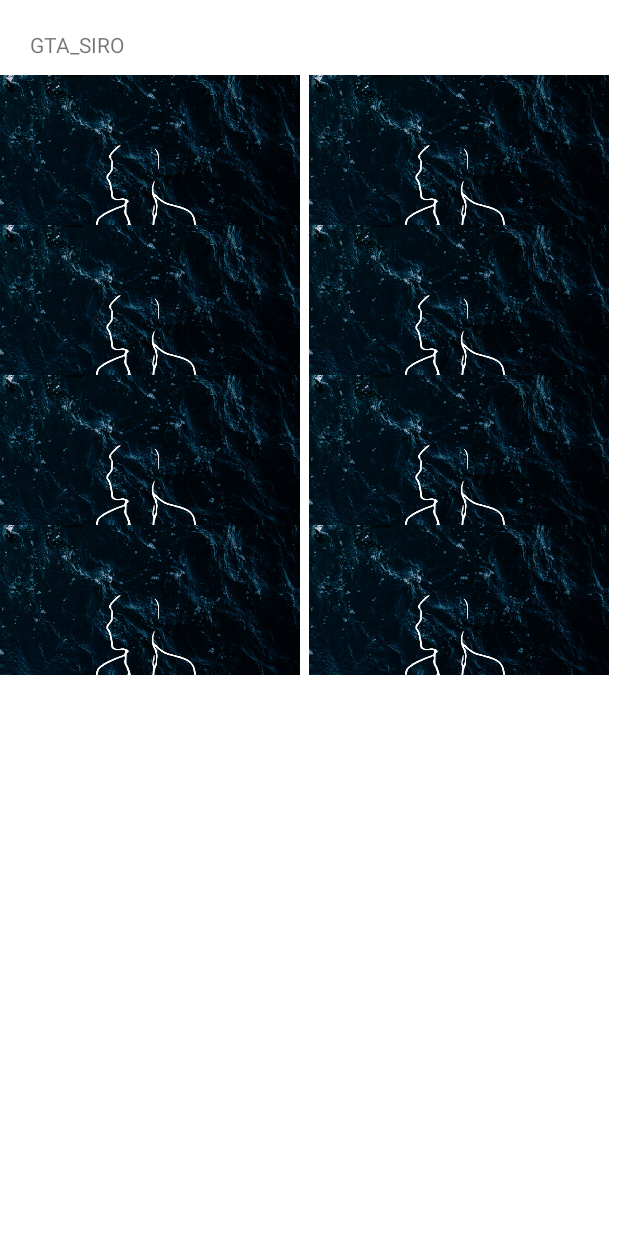
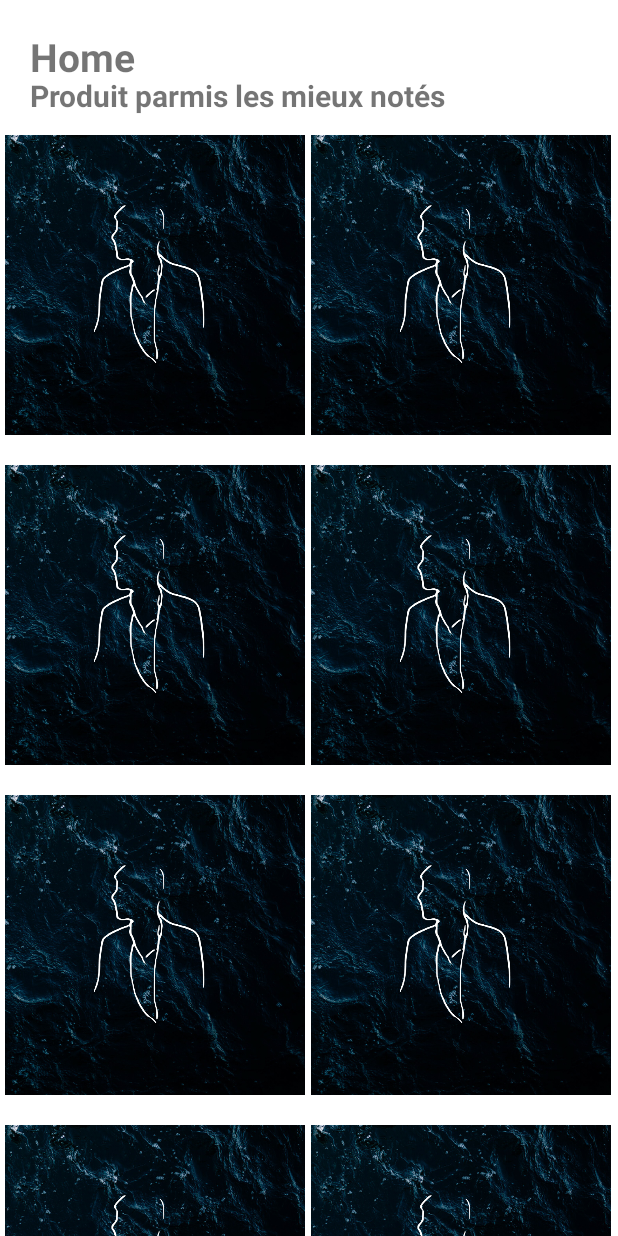
Before and after one commit to CGuilhem/Sirio, an Android app: the screen it shows after launch (MainActivity), on a phone screen of 412 x 824 dp. Run offline under Robolectric (Android 15) with nearby library versions, the phone set to English and light mode, and no system bars.

Commit message:
affichage de 8 produits sous forme de liste

```diff
--- a/mobile/app/src/main/res/layout/activity_main.xml
+++ b/mobile/app/src/main/res/layout/activity_main.xml
@@ -14,11 +14,23 @@
         android:layout_marginLeft="@dimen/default_margin"
         app:layout_constraintStart_toStartOf="parent"
         app:layout_constraintTop_toTopOf="parent"
-        android:text="@string/app_name"/>
+        android:text="@string/menu_home"
+        android:textSize="26dp"
+        android:textStyle="bold" />
+    <TextView
+        android:id="@+id/page_title"
+        android:layout_width="wrap_content"
+        android:layout_height="wrap_content"
+        android:layout_marginTop="@dimen/default_subTitle"
+        app:layout_constraintStart_toStartOf="@id/app_title"
+        app:layout_constraintTop_toTopOf="@id/app_title"
+        android:text="@string/produit_parmis_les_mieux_not_s"
+        android:textSize="20dp"
+        android:textStyle="bold" />
 
     <FrameLayout
         android:id="@+id/fragment_container"
         android:layout_width="match_parent"
         android:layout_height="match_parent"
-        android:layout_marginTop="50dp"/>
+        android:layout_marginTop="90dp"/>
 </androidx.constraintlayout.widget.ConstraintLayout>
--- a/mobile/app/src/main/res/layout/fragment_home.xml
+++ b/mobile/app/src/main/res/layout/fragment_home.xml
@@ -9,6 +9,7 @@
             android:id="@+id/verticalRecyclerView"
             android:layout_width="match_parent"
             android:layout_height="match_parent"
+            android:layout_marginLeft="3dp"
             android:orientation="vertical"
             app:spanCount="2"
             app:layoutManager="androidx.recyclerview.widget.GridLayoutManager"
--- a/mobile/app/src/main/res/layout/item_vertical_product.xml
+++ b/mobile/app/src/main/res/layout/item_vertical_product.xml
@@ -1,7 +1,7 @@
 <?xml version="1.0" encoding="utf-8"?>
 <LinearLayout xmlns:android="http://schemas.android.com/apk/res/android"
     android:layout_width="match_parent"
-    android:layout_height="100dp"
+    android:layout_height="220dp"
     >
 
     <ImageView
--- a/mobile/app/src/main/res/values/dimens.xml
+++ b/mobile/app/src/main/res/values/dimens.xml
@@ -1,4 +1,5 @@
 <?xml version="1.0" encoding="utf-8"?>
 <resources>
     <dimen name="default_margin">20dp</dimen>
+    <dimen name="default_subTitle">30dp</dimen>
 </resources>
--- a/mobile/app/src/main/res/values/strings.xml
+++ b/mobile/app/src/main/res/values/strings.xml
@@ -6,6 +6,7 @@
     <string name="menu_favorites">Favorites</string>
     <string name="menu_cart">Cart</string>
     <string name="menu_account">Account</string>
+    <string name="produit_parmis_les_mieux_not_s">Produit parmis les mieux notés</string>
 
     <!-- Page d'accueil -->
 
```
